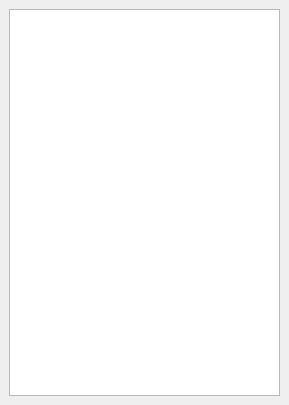
sangyobe/art_plot, file plotconfig.ui: the form before one commit.
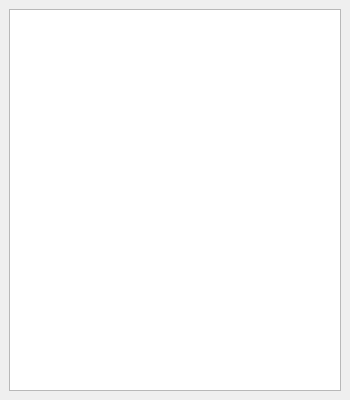
The form after the commit.

Commit message: add scrollbars and adjust window size.

The edit to the form file:
```diff
--- a/plotconfig.ui
+++ b/plotconfig.ui
@@ -6,8 +6,8 @@
    <rect>
     <x>0</x>
     <y>0</y>
-    <width>289</width>
-    <height>405</height>
+    <width>350</width>
+    <height>400</height>
    </rect>
   </property>
   <property name="windowTitle">
```
The commit also changes 7 other files.
